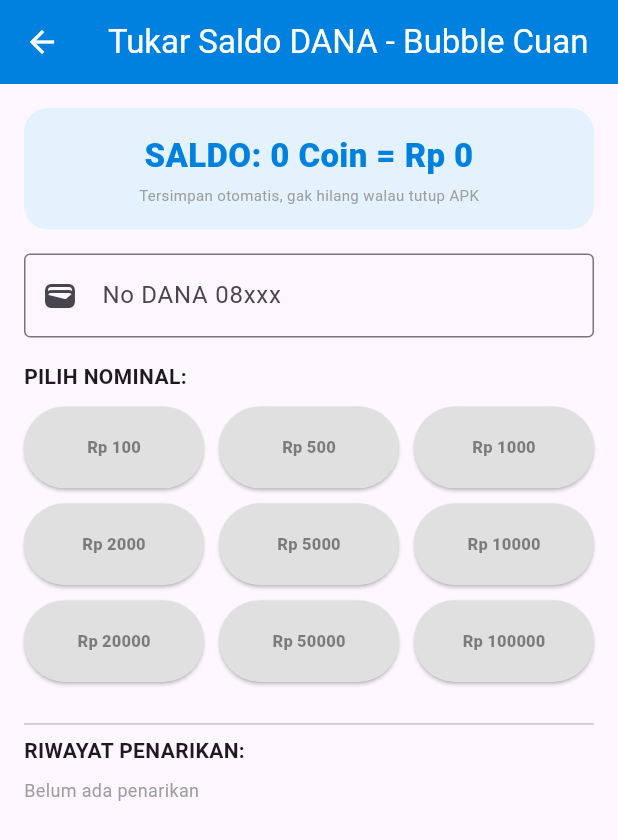
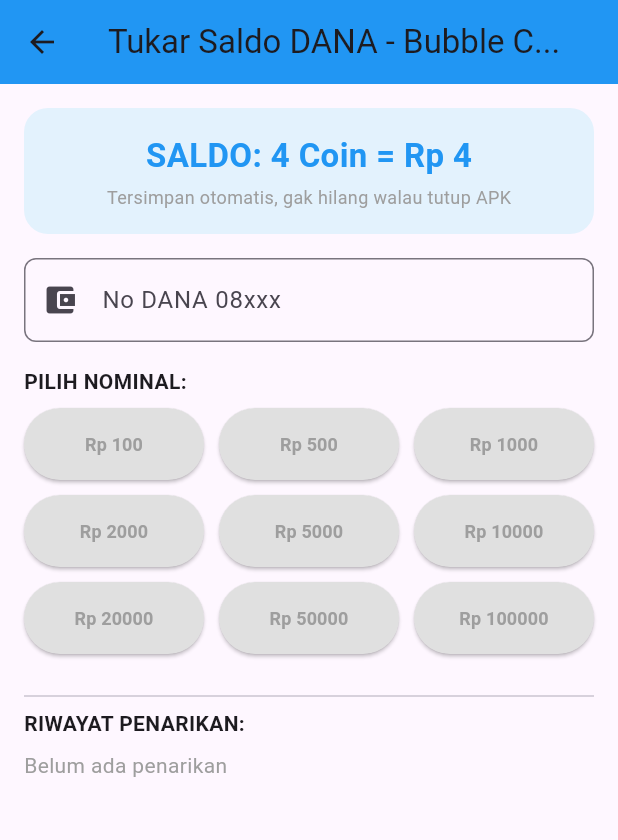
Before and after one commit to rizaldisini22-cmd/mountain-hunter, a Flutter app: the screen it shows after launch, after a tap on the "touch app" icon, after a tap on "TUKAR SALDO", on a phone screen of 412 x 824 dp. Shown: the top 840 px of the screen. Run offline on Flutter 3.47's test engine with Material 3 defaults, Android fonts, the phone set to English and light mode, and no system bars; our stand-ins replace audioplayers, shared_preferences.

Commit message:
Update main.dart

```diff
--- a/lib/main.dart
+++ b/lib/main.dart
@@ -1,258 +1,283 @@
+import 'dart:async';
+import 'dart:math';
 import 'package:flutter/material.dart';
-import 'dart:math';
-import 'dart:async';
+import 'package:flutter/services.dart';
 import 'package:shared_preferences/shared_preferences.dart';
+import 'package:audioplayers/audioplayers.dart';
 
-void main() {
-  runApp(MaterialApp(
+void main() => runApp(BubbleCuanV2());
+
+class BubbleCuanV2 extends StatelessWidget {
+  @override
+  Widget build(BuildContext context) {
+    return MaterialApp(
       debugShowCheckedModeBanner: false,
-    title: "Bubble DANA Cuan",
-    home: GameKu()));
+      title: 'Bubble DANA Cuan V2',
+      theme: ThemeData(primarySwatch: Colors.blue),
+      home: GamePage(),
+    );
+  }
 }
 
-class GameKu extends StatefulWidget {
-  @override
-  State<GameKu> createState() => _SGame();
+class BubbleData {
+  double x, y, dx, dy, size;
+  Color color;
+  bool popped = false;
+  BubbleData({required this.x, required this.y, required this.dx, required this.dy, required this.size, required this.color});
 }
 
-class _SGame extends State<GameKu> {
+class GamePage extends StatefulWidget {
+  @override
+  _GamePageState createState() => _GamePageState();
+}
+
+class _GamePageState extends State<GamePage> with TickerProviderStateMixin {
+  List<BubbleData> bubbles = [];
   int coin = 0;
   int misi = 0;
   int totalMain = 0;
-  List<Map<String, dynamic>> bubbles = [];
-  Random r = Random();
-  Timer? tm;
-  List<String> history = [];
-  List<int> nominal = [100, 500, 1000, 2000, 5000, 10000, 20000, 50000, 100000];
-  List<Color> warna = [Colors.red, Colors.blue, Colors.green, Colors.orange, Colors.purple, Colors.pink, Colors.teal, Colors.amber];
+  final player = AudioPlayer();
+  Random rnd = Random();
+  Timer? gameLoop;
+  List<String> riwayat = [];
+
+  List<Color> colors = [Colors.red, Colors.green, Colors.blue, Colors.orange, Colors.purple, Colors.pink];
 
   @override
   void initState() {
     super.initState();
     loadData();
-    startGame();
-  }
-
-  Future<void> loadData() async {
-    final prefs = await SharedPreferences.getInstance();
+    spawnBubbles();
+    // Game loop 60fps biar bubble terbang
+    gameLoop = Timer.periodic(Duration(milliseconds: 16), (t) {
       setState(() {
-      coin = prefs.getInt('coin')?? 0;
-      totalMain = prefs.getInt('totalMain')?? 0;
-      history = prefs.getStringList('history')?? [];
-    });
-  }
-
-  Future<void> saveData() async {
-    final prefs = await SharedPreferences.getInstance();
-    await prefs.setInt('coin', coin);
-    await prefs.setInt('totalMain', totalMain);
-    await prefs.setStringList('history', history);
-  }
-
-  void startGame() {
-    bubbles.clear();
-    for (int i = 0; i < 12; i++) {
-      bubbles.add({
-        "x": r.nextDouble() * 300,
-        "y": r.nextDouble() * 500 + 100,
-        "c": warna[r.nextInt(warna.length)],
-      });
-    }
-    tm?.cancel();
-    tm = Timer.periodic(Duration(milliseconds: 50), (t) {
-      if (!mounted) return;
-      setState(() {
-        for (int j = 0; j < bubbles.length; j++) {
-          bubbles[j]["y"] = bubbles[j]["y"] - 1.5;
-          if (bubbles[j]["y"] < -50) {
-            bubbles[j]["y"] = 700.0;
-            bubbles[j]["x"] = r.nextDouble() * 300;
-          }
+        for (var b in bubbles) {
+          b.x += b.dx;
+          b.y += b.dy;
+          // pantul dinding
+          if (b.x <= 0 || b.x >= 1) b.dx *= -1;
+          if (b.y <= 0.15 || b.y >= 0.85) b.dy *= -1;
         }
       });
     });
   }
 
-  void tapBubble(int idx) {
+  void loadData() async {
+    final p = await SharedPreferences.getInstance();
     setState(() {
-      misi++;
-      bubbles[idx]["y"] = 700.0;
-      bubbles[idx]["x"] = r.nextDouble() * 300;
-      bubbles[idx]["c"] = warna[r.nextInt(warna.length)];
-      if (misi >= 20) {
-        int dapat = 30 + r.nextInt(21);
-        coin += dapat;
-        totalMain++;
-        misi = 0;
-        saveData();
-        showDialog(
-            context: context,
-            builder: (c) => AlertDialog(
-                  title: Text("MISI SELESAI! 🎉"),
-                  content: Text("+$dapat Coin! Main ke-$totalMain\n1x Main = 30-50 Coin\nSaldo sekarang Rp $coin",
-                      style: TextStyle(fontSize: 16, fontWeight: FontWeight.bold)),
-                  actions: [
-                    ElevatedButton(
-                        onPressed: () => Navigator.pop(context),
-                        child: Text("LANJUT MAIN"))
-                  ],
-                ));
-      }
+      coin = p.getInt('coin')?? 0;
+      misi = p.getInt('misi')?? 0;
+      totalMain = p.getInt('total')?? 0;
+      riwayat = p.getStringList('riwayat')?? [];
     });
   }
 
-  Widget halamanTarik() {
-    TextEditingController hp = TextEditingController();
-    return StatefulBuilder(builder: (context, setS) {
-      return Scaffold(
-        appBar: AppBar(
-            title: Text("Tukar Saldo DANA - Bubble Cuan"),
-            backgroundColor: Color(0xFF0081DF),
-            foregroundColor: Colors.white),
-        body: Padding(
-          padding: EdgeInsets.all(16),
-          child: ListView(
-            children: [
-              Container(
-                padding: EdgeInsets.all(16),
-                decoration: BoxDecoration(
-                    color: Color(0xFFE3F2FD),
-                    borderRadius: BorderRadius.circular(16)),
-                child: Column(
-                  children: [
-                    Text("SALDO: $coin Coin = Rp $coin",
-                        style: TextStyle(fontSize: 22, fontWeight: FontWeight.w900, color: Color(0xFF0081DF)), textAlign: TextAlign.center),
-                    SizedBox(height: 4),
-                    Text("Tersimpan otomatis, gak hilang walau tutup APK",
-                        style: TextStyle(fontSize: 10, color: Colors.grey)),
-                  ],
-                ),
-              ),
-              SizedBox(height: 16),
-              TextField(
-                  controller: hp,
-                  decoration: InputDecoration(
-                      labelText: "No DANA 08xxx",
-                      border: OutlineInputBorder(),
-                      prefixIcon: Icon(Icons.wallet)),
-                  keyboardType: TextInputType.phone),
-              SizedBox(height: 16),
-              Text("PILIH NOMINAL:", style: TextStyle(fontWeight: FontWeight.bold)),
-              SizedBox(height: 10),
-              GridView.builder(
-                  shrinkWrap: true,
-                  physics: NeverScrollableScrollPhysics(),
-                  gridDelegate: SliverGridDelegateWithFixedCrossAxisCount(crossAxisCount: 3, childAspectRatio: 2.2, crossAxisSpacing: 10, mainAxisSpacing: 10),
-                  itemCount: nominal.length,
-                  itemBuilder: (c, i) {
-                    int n = nominal[i];
-                    bool bisa = coin >= n;
-                    return ElevatedButton(
-                      style: ElevatedButton.styleFrom(backgroundColor: bisa? Color(0xFF0081DF) : Colors.grey.shade300),
-                      onPressed: () {
-                        if (!bisa) {
-                          ScaffoldMessenger.of(context).showSnackBar(SnackBar(content: Text("Butuh ${n - coin} coin lagi")));
-                          return;
+  void saveData() async {
+    final p = await SharedPreferences.getInstance();
+    p.setInt('coin', coin);
+    p.setInt('misi', misi);
+    p.setInt('total', totalMain);
+    p.setStringList('riwayat', riwayat);
   }
-                        if (hp.text.length < 10) {
-                          ScaffoldMessenger.of(context).showSnackBar(SnackBar(content: Text("Isi No DANA dulu")));
-                          return;
+
+  void spawnBubbles() {
+    bubbles.clear();
+    for (int i = 0; i < 12; i++) {
+      bubbles.add(BubbleData(
+        x: rnd.nextDouble(),
+        y: rnd.nextDouble() * 0.6 + 0.15,
+        dx: (rnd.nextDouble() - 0.5) * 0.015,
+        dy: (rnd.nextDouble() - 0.5) * 0.015,
+        size: 55 + rnd.nextDouble() * 25,
+        color: colors[rnd.nextInt(colors.length)],
+      ));
     }
+  }
+
+  void popBubble(int index) async {
+    HapticFeedback.mediumImpact();
+    // Suara POP (pakai beep system kalau gak ada file)
+    try {
+      await player.play(AssetSource('pop.mp3'));
+    } catch (_) {}
+
     setState(() {
-                          coin -= n;
-                          history.insert(0, "Rp $n ke ${hp.text} - ${DateTime.now().day}/${DateTime.now().month} ${DateTime.now().hour}:${DateTime.now().minute}");
-                        });
+      coin += 3 + rnd.nextInt(5); // 3-7 coin per bubble
+      bubbles.removeAt(index);
+      if (bubbles.isEmpty) {
+        misi++;
+        totalMain++;
+        spawnBubbles();
+        if (misi >= 20) misi = 0;
         saveData();
-                        setS(() {});
-                        Navigator.pop(context);
-                        ScaffoldMessenger.of(context).showSnackBar(SnackBar(content: Text("SUKSES Rp $n ke ${hp.text}"), backgroundColor: Colors.green));
-                      },
-                      child: Text("Rp $n", style: TextStyle(fontSize: 11, fontWeight: FontWeight.w900, color: bisa? Colors.white : Colors.black45)),
+        ScaffoldMessenger.of(context).showSnackBar(
+          SnackBar(content: Text('🎉 MISI SELESAI! +30 Coin Bonus!'), backgroundColor: Colors.green, duration: Duration(seconds: 1)),
         );
-                  }),
-              SizedBox(height: 20),
-              Divider(),
-              Text("RIWAYAT PENARIKAN:", style: TextStyle(fontWeight: FontWeight.bold)),
-              SizedBox(height: 8),
-              if (history.isEmpty) Text("Belum ada penarikan", style: TextStyle(color: Colors.grey, fontSize: 12)),
-              for (int k = 0; k < history.length; k++)
-                Card(
-                  child: ListTile(
-                      leading: Icon(Icons.check_circle, color: Colors.green),
-                      title: Text(history[k], style: TextStyle(fontSize: 12)),
-                      dense: true),
-                ),
-            ],
-          ),
-        ),
-      );
+        coin += 30;
+      }
+      saveData();
     });
   }
 
   @override
   void dispose() {
-    tm?.cancel();
+    gameLoop?.cancel();
+    player.dispose();
     super.dispose();
   }
 
   @override
   Widget build(BuildContext context) {
+    final size = MediaQuery.of(context).size;
     return Scaffold(
       body: Container(
-        decoration: BoxDecoration(gradient: LinearGradient(begin: Alignment.topCenter, end: Alignment.bottomCenter, colors: [Color(0xFF7DD3D8), Color(0xFF5AB9A8), Color(0xFF6DBF7B)])),
-        child: SafeArea(
-          child: Column(
+        decoration: BoxDecoration(
+          gradient: LinearGradient(begin: Alignment.topCenter, end: Alignment.bottomCenter, colors: [Color(0xFF7DD8C6), Color(0xFF5AC8A0), Color(0xFF8ED081)])
+        ),
+        child: Stack(
           children: [
-              SizedBox(height: 10),
-              Row(
-                mainAxisAlignment: MainAxisAlignment.spaceEvenly,
+            // TOP BAR
+            Positioned(
+              top: 35, left: 15, right: 15,
+              child: Row(
+                mainAxisAlignment: MainAxisAlignment.spaceBetween,
                 children: [
-                  Container(padding: EdgeInsets.symmetric(horizontal: 14, vertical: 7), decoration: BoxDecoration(color: Colors.white, borderRadius: BorderRadius.circular(20)), child: Text("🪙 $coin", style: TextStyle(fontWeight: FontWeight.bold))),
-                  Container(padding: EdgeInsets.symmetric(horizontal: 14, vertical: 7), decoration: BoxDecoration(color: Colors.white, borderRadius: BorderRadius.circular(20)), child: Text("Misi $misi/20", style: TextStyle(fontWeight: FontWeight.bold))),
-                  Container(padding: EdgeInsets.symmetric(horizontal: 14, vertical: 7), decoration: BoxDecoration(color: Color(0xFFFFEB3B), borderRadius: BorderRadius.circular(20)), child: Text("Rp $coin", style: TextStyle(fontWeight: FontWeight.bold))),
+                  _pill('🪙 $coin', Colors.white),
+                  _pill('Misi $misi/20', Colors.white, bold: true),
+                  _pill('Rp $coin', Color(0xFFFFEB3B)),
                 ],
               ),
-              SizedBox(height: 8),
-              Container(padding: EdgeInsets.symmetric(horizontal: 12, vertical: 6), decoration: BoxDecoration(color: Colors.black54, borderRadius: BorderRadius.circular(20)), child: Text("1x Main = 30-50 Coin | Tarik Rp 100 s/d 100RB", style: TextStyle(color: Colors.white, fontSize: 11))),
-              Expanded(
-                child: Stack(
+            ),
+            Positioned(
+              top: 80, left: 0, right: 0,
+              child: Center(
+                child: Container(
+                  padding: EdgeInsets.symmetric(horizontal: 16, vertical: 6),
+                  decoration: BoxDecoration(color: Colors.black54, borderRadius: BorderRadius.circular(20)),
+                  child: Text('1x Main = 30-50 Coin | Tarik Rp 100 s/d 100RB', style: TextStyle(color: Colors.white, fontSize: 12)),
+                ),
+              ),
+            ),
+            // BUBBLE TERBANG
+           ...bubbles.asMap().entries.map((e) {
+              int idx = e.key;
+              BubbleData b = e.value;
+              return Positioned(
+                left: b.x * (size.width - b.size),
+                top: b.y * size.height,
+                child: GestureDetector(
+                  onTap: () => popBubble(idx),
+                  child: Container(
+                    width: b.size, height: b.size,
+                    decoration: BoxDecoration(
+                      color: b.color,
+                      shape: BoxShape.circle,
+                      border: Border.all(color: Colors.white, width: 3),
+                      boxShadow: [BoxShadow(color: Colors.black26, blurRadius: 6, offset: Offset(0,3))],
+                    ),
+                    child: Icon(Icons.touch_app, color: Colors.white, size: b.size * 0.5),
+                  ),
+                ),
+              );
+            }).toList(),
+            // BOTTOM BAR
+            Positioned(
+              bottom: 20, left: 15, right: 15,
+              child: Container(
+                padding: EdgeInsets.all(12),
+                decoration: BoxDecoration(color: Colors.white, borderRadius: BorderRadius.circular(16)),
+                child: Row(
+                  mainAxisAlignment: MainAxisAlignment.spaceBetween,
                   children: [
-                    for (int i = 0; i < bubbles.length; i++)
-                      Positioned(
-                        left: bubbles[i]["x"],
-                        top: bubbles[i]["y"],
-                        child: GestureDetector(
-                          onTap: () => tapBubble(i),
-                          child: Container(
-                            width: 55,
-                            height: 55,
-                            decoration: BoxDecoration(color: bubbles[i]["c"], shape: BoxShape.circle, border: Border.all(color: Colors.white, width: 3)),
-                            child: Icon(Icons.touch_app, color: Colors.white),
+                    Text('Main $totalMain x\nCoin kesimpen otomatis', style: TextStyle(fontSize: 13, fontWeight: FontWeight.w600)),
+                    ElevatedButton(
+                      onPressed: () => Navigator.push(context, MaterialPageRoute(builder: (_) => TukarPage(coin: coin, riwayat: riwayat, onTukar: (c, r) {
+                        setState(() { coin = c; riwayat = r; saveData(); });
+                      }))),
+                      style: ElevatedButton.styleFrom(backgroundColor: Colors.blue, shape: StadiumBorder(), padding: EdgeInsets.symmetric(horizontal: 22, vertical: 12)),
+                      child: Text('TUKAR SALDO', style: TextStyle(color: Colors.white, fontWeight: FontWeight.bold)),
+                    )
+                  ],
                 ),
               ),
             )
           ],
         ),
       ),
+    );
+  }
+
+  Widget _pill(String text, Color bg, {bool bold = false}) {
+    return Container(
+      padding: EdgeInsets.symmetric(horizontal: 14, vertical: 7),
+      decoration: BoxDecoration(color: bg, borderRadius: BorderRadius.circular(20), boxShadow: [BoxShadow(color: Colors.black12, blurRadius: 4)]),
+      child: Text(text, style: TextStyle(fontWeight: bold? FontWeight.bold : FontWeight.w600, fontSize: 14)),
+    );
+  }
+}
+
+class TukarPage extends StatefulWidget {
+  final int coin; final List<String> riwayat; final Function(int, List<String>) onTukar;
+  TukarPage({required this.coin, required this.riwayat, required this.onTukar});
+  @override
+  _TukarPageState createState() => _TukarPageState();
+}
+
+class _TukarPageState extends State<TukarPage> {
+  TextEditingController danaCtrl = TextEditingController();
+  late int coin; late List<String> riwayat;
+  @override
+  void initState() { super.initState(); coin = widget.coin; riwayat = widget.riwayat; }
+  void tukar(int nominal) {
+    if (coin < nominal) {
+      ScaffoldMessenger.of(context).showSnackBar(SnackBar(content: Text('Saldo kurang! Main lagi'), backgroundColor: Colors.red));
+      return;
+    }
+    if (danaCtrl.text.length < 10) {
+      ScaffoldMessenger.of(context).showSnackBar(SnackBar(content: Text('Isi No DANA dulu!')));
+      return;
+    }
+    setState(() {
+      coin -= nominal;
+      String log = 'Rp $nominal ke ${danaCtrl.text} - ${DateTime.now().day}/${DateTime.now().month} ${DateTime.now().hour}:${DateTime.now().minute.toString().padLeft(2,'0')}';
+      riwayat.insert(0, log);
+    });
+    widget.onTukar(coin, riwayat);
+    ScaffoldMessenger.of(context).showSnackBar(SnackBar(content: Text('✅ Berhasil tarik Rp $nominal!'), backgroundColor: Colors.green));
+  }
+  @override
+  Widget build(BuildContext context) {
+    return Scaffold(
+      appBar: AppBar(title: Text('Tukar Saldo DANA - Bubble C...'), backgroundColor: Colors.blue),
+      body: SingleChildScrollView(
+        padding: EdgeInsets.all(16),
+        child: Column(
+          crossAxisAlignment: CrossAxisAlignment.start,
+          children: [
             Container(
-                margin: EdgeInsets.all(12),
-                padding: EdgeInsets.all(12),
-                decoration: BoxDecoration(color: Colors.white, borderRadius: BorderRadius.circular(12)),
-                child: Row(
-                  mainAxisAlignment: MainAxisAlignment.spaceBetween,
-                  children: [
-                    Text("Main $totalMain x\nCoin kesimpen otomatis", style: TextStyle(fontSize: 11, fontWeight: FontWeight.bold)),
-                    ElevatedButton(
-                        style: ElevatedButton.styleFrom(backgroundColor: Color(0xFF0081DF)),
-                        onPressed: () {
-                          Navigator.push(context, MaterialPageRoute(builder: (c) => halamanTarik()));
-                        },
-                        child: Text("TUKAR SALDO", style: TextStyle(color: Colors.white))),
+              width: double.infinity, padding: EdgeInsets.all(16),
+              decoration: BoxDecoration(color: Color(0xFFE3F2FD), borderRadius: BorderRadius.circular(16)),
+              child: Column(children: [
+                Text('SALDO: $coin Coin = Rp $coin', style: TextStyle(color: Colors.blue, fontWeight: FontWeight.bold, fontSize: 22)),
+                SizedBox(height: 4),
+                Text('Tersimpan otomatis, gak hilang walau tutup APK', style: TextStyle(color: Colors.grey, fontSize: 12)),
+              ]),
+            ),
+            SizedBox(height: 16),
+            TextField(controller: danaCtrl, keyboardType: TextInputType.number, decoration: InputDecoration(prefixIcon: Icon(Icons.account_balance_wallet), hintText: 'No DANA 08xxx', border: OutlineInputBorder(borderRadius: BorderRadius.circular(8)))),
+            SizedBox(height: 16),
+            Text('PILIH NOMINAL:', style: TextStyle(fontWeight: FontWeight.bold)),
+            SizedBox(height: 8),
+            GridView.count(
+              shrinkWrap: true, physics: NeverScrollableScrollPhysics(), crossAxisCount: 3, mainAxisSpacing: 10, crossAxisSpacing: 10, childAspectRatio: 2.5,
+              children: [100,500,1000,2000,5000,10000,20000,50000,100000].map((n) => ElevatedButton(onPressed: () => tukar(n), style: ElevatedButton.styleFrom(backgroundColor: coin >= n? Colors.blue : Colors.grey[300], foregroundColor: coin >= n? Colors.white : Colors.grey, shape: StadiumBorder()), child: Text('Rp $n', style: TextStyle(fontSize: 12, fontWeight: FontWeight.bold)))).toList(),
+            ),
+            SizedBox(height: 20), Divider(),
+            Text('RIWAYAT PENARIKAN:', style: TextStyle(fontWeight: FontWeight.bold)),
+            SizedBox(height: 8),
+           ...riwayat.map((r) => Container(margin: EdgeInsets.only(bottom: 8), padding: EdgeInsets.all(12), decoration: BoxDecoration(color: Colors.grey[100], borderRadius: BorderRadius.circular(12)), child: Row(children: [Icon(Icons.check_circle, color: Colors.green), SizedBox(width: 10), Expanded(child: Text(r, style: TextStyle(fontSize: 13)))]))).toList(),
+            if (riwayat.isEmpty) Text('Belum ada penarikan', style: TextStyle(color: Colors.grey)),
           ],
-                ),
-              )
-            ],
-          ),
         ),
       ),
     );
```
Lines whose indentation alone changed are shown as unchanged.
